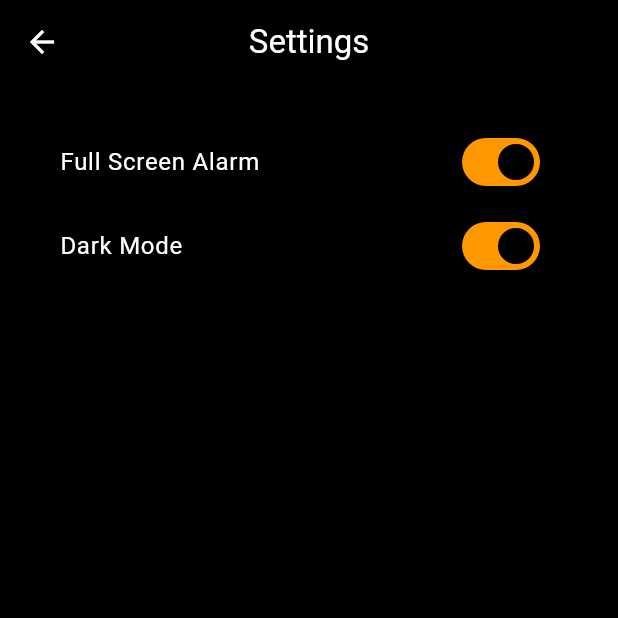
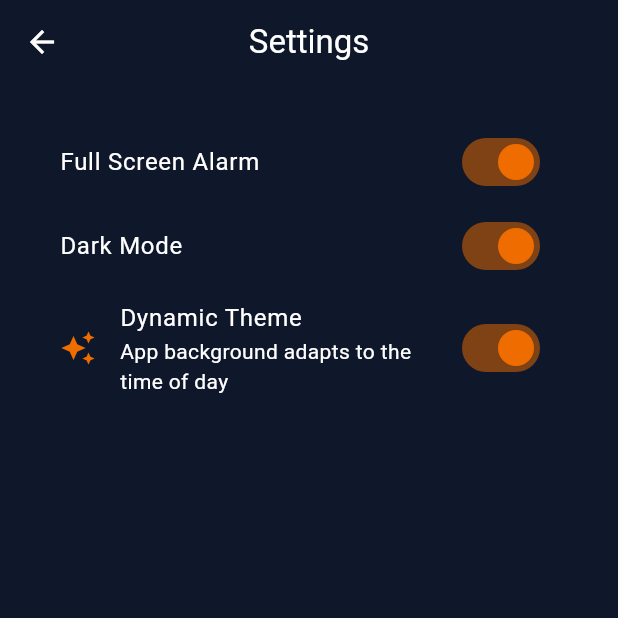
Before and after one commit to Sparsh5126/Reach, a Flutter app: the screen it shows after launch, after a tap on the "settings" icon, on a phone screen of 412 x 824 dp, the top half of it. Run offline on Flutter 3.47's test engine with Material 3 defaults, Android fonts, the phone set to English and light mode, and no system bars; our stand-ins replace audioplayers, flutter_dotenv, flutter_local_notifications, geolocator, permission_handler, shared_preferences and 1 more; missing offline and left inert: android_alarm_manager_plus, device_calendar; statements that could not run were skipped.

Commit message:
Feat: Added Dynamic Theming with Sunrise/Sunset tints and Settings toggle

```diff
--- a/lib/main.dart
+++ b/lib/main.dart
@@ -1,13 +1,17 @@
+import 'package:flutter/foundation.dart';
 import 'package:flutter/material.dart';
 import 'package:shared_preferences/shared_preferences.dart';
 import 'package:flutter_dotenv/flutter_dotenv.dart';
+
 import 'services/notification_service.dart';
 import 'services/calendar_service.dart';
 import 'ui/screens/main_screen.dart';
+import 'ui/styles.dart';
 
-// GLOBAL KEYS
+// GLOBAL KEYS & NOTIFIERS
 final GlobalKey<NavigatorState> navigatorKey = GlobalKey<NavigatorState>();
 final ValueNotifier<ThemeMode> themeNotifier = ValueNotifier(ThemeMode.dark);
+final ValueNotifier<bool> dynamicThemeNotifier = ValueNotifier(true);
 
 void main() async {
   WidgetsFlutterBinding.ensureInitialized();
@@ -23,8 +27,12 @@ void main() async {
 
   // Load User Preference
   final prefs = await SharedPreferences.getInstance();
+
   final isDark = prefs.getBool('is_dark_mode') ?? true;
   themeNotifier.value = isDark ? ThemeMode.dark : ThemeMode.light;
+
+  final isDynamic = prefs.getBool('is_dynamic_theme') ?? true;
+  dynamicThemeNotifier.value = isDynamic;
 
   runApp(const ReachApp());
 }
@@ -34,38 +42,101 @@ class ReachApp extends StatelessWidget {
 
   @override
   Widget build(BuildContext context) {
-    return ValueListenableBuilder<ThemeMode>(
-      valueListenable: themeNotifier,
-      builder: (context, currentMode, _) {
+    return ValueListenableBuilder2<ThemeMode, bool>(
+      first: themeNotifier,
+      second: dynamicThemeNotifier,
+      builder: (context, currentMode, isDynamic, _) {
+
+        // 1. Calculate Colors from Styles
+        final darkBg = isDynamic ? ReachStyles.dynamicDarkBg : Colors.black;
+        final darkCard = isDynamic ? ReachStyles.dynamicDarkCard : const Color(0xFF161616);
+
+        final lightBg = isDynamic ? ReachStyles.dynamicLightBg : ReachStyles.lightBackground;
+        final lightCard = ReachStyles.lightCard;
+        final orange = ReachStyles.primaryOrange;
+
         return MaterialApp(
           navigatorKey: navigatorKey,
           debugShowCheckedModeBanner: false,
           themeMode: currentMode,
-          // Dark Theme
+
+          // DARK THEME
           darkTheme: ThemeData.dark().copyWith(
-            scaffoldBackgroundColor: Colors.black,
-            colorScheme: const ColorScheme.dark(
-              primary: Colors.orange,
-              secondary: Colors.orangeAccent
+            scaffoldBackgroundColor: darkBg,
+            cardColor: darkCard,
+            colorScheme: ColorScheme.dark(
+              primary: orange,
+              secondary: orange,
+              surface: darkCard,
+            ),
+            elevatedButtonTheme: ElevatedButtonThemeData(
+              style: ElevatedButton.styleFrom(
+                backgroundColor: orange,
+                foregroundColor: Colors.white,
+              ),
+            ),
+            textButtonTheme: TextButtonThemeData(
+              style: TextButton.styleFrom(foregroundColor: orange),
             ),
           ),
-          // Light Theme
+
+          // LIGHT THEME
           theme: ThemeData.light().copyWith(
-            scaffoldBackgroundColor: const Color(0xFFF5F5F7),
+            scaffoldBackgroundColor: lightBg,
+            cardColor: ReachStyles.lightCard,
             appBarTheme: const AppBarTheme(
-              backgroundColor: Colors.white,
+              backgroundColor: Colors.transparent,
               foregroundColor: Colors.black,
               elevation: 0
             ),
-            colorScheme: const ColorScheme.light(
-              primary: Colors.orange,
-              secondary: Colors.orangeAccent,
-              surface: Colors.white
+            colorScheme: ColorScheme.light(
+              primary: orange,
+              secondary: orange,
+              surface: ReachStyles.lightCard,
+            ),
+            elevatedButtonTheme: ElevatedButtonThemeData(
+              style: ElevatedButton.styleFrom(
+                backgroundColor: orange,
+                foregroundColor: Colors.white,
+              ),
+            ),
+            textButtonTheme: TextButtonThemeData(
+              style: TextButton.styleFrom(foregroundColor: orange),
             ),
           ),
+
           home: const MainScreen(),
         );
       },
     );
   }
 }
+
+// HELPER: Listens to two values at once
+class ValueListenableBuilder2<A, B> extends StatelessWidget {
+  final ValueListenable<A> first;
+  final ValueListenable<B> second;
+  final Widget Function(BuildContext, A, B, Widget?) builder;
+
+  const ValueListenableBuilder2({
+    super.key,
+    required this.first,
+    required this.second,
+    required this.builder
+  });
+
+  @override
+  Widget build(BuildContext context) {
+    return ValueListenableBuilder<A>(
+      valueListenable: first,
+      builder: (context, a, _) {
+        return ValueListenableBuilder<B>(
+          valueListenable: second,
+          builder: (context, b, _) {
+            return builder(context, a, b, null);
+          },
+        );
+      },
+    );
+  }
+}
--- a/lib/ui/screens/settings_page.dart
+++ b/lib/ui/screens/settings_page.dart
@@ -1,6 +1,7 @@
 import 'package:flutter/material.dart';
 import 'package:shared_preferences/shared_preferences.dart';
-import '../../main.dart';
+import '../../main.dart'; // Access global notifiers
+import '../styles.dart';
 
 class SettingsPage extends StatefulWidget {
   const SettingsPage({super.key});
@@ -33,18 +34,23 @@ class _SettingsPageState extends State<SettingsPage> {
       body: ListView(
         padding: const EdgeInsets.all(24),
         children: [
+          // 1. FULL SCREEN ALARM
           SwitchListTile(
             title: const Text("Full Screen Alarm"),
             value: _fullScreenAlarm,
+            activeColor: ReachStyles.primaryOrange,
             onChanged: (val) async {
               final prefs = await SharedPreferences.getInstance();
               await prefs.setBool('full_screen_alarm', val);
               setState(() => _fullScreenAlarm = val);
             },
           ),
+
+          // 2. DARK MODE
           SwitchListTile(
             title: const Text("Dark Mode"),
             value: _isDarkMode,
+            activeColor: ReachStyles.primaryOrange,
             onChanged: (val) async {
               final prefs = await SharedPreferences.getInstance();
               await prefs.setBool('is_dark_mode', val);
@@ -52,6 +58,25 @@ class _SettingsPageState extends State<SettingsPage> {
               setState(() => _isDarkMode = val);
             },
           ),
+
+          // 3. DYNAMIC THEME (New!)
+          ValueListenableBuilder<bool>(
+            valueListenable: dynamicThemeNotifier,
+            builder: (context, isDynamic, _) {
+              return SwitchListTile(
+                title: const Text("Dynamic Theme"),
+                subtitle: const Text("App background adapts to the time of day"),
+                secondary: Icon(Icons.auto_awesome, color: ReachStyles.primaryOrange),
+                value: isDynamic,
+                activeColor: ReachStyles.primaryOrange,
+                onChanged: (val) async {
+                  final prefs = await SharedPreferences.getInstance();
+                  await prefs.setBool('is_dynamic_theme', val);
+                  dynamicThemeNotifier.value = val;
+                },
+              );
+            },
+          ),
         ],
       ),
     );
--- a/lib/ui/styles.dart
+++ b/lib/ui/styles.dart
@@ -1,27 +1,59 @@
 import 'package:flutter/material.dart';
 
 class ReachStyles {
-  // COLORS
+  // ---------------------------------------------------------------------------
+  // STATIC ACCENTS
+  // ---------------------------------------------------------------------------
   static final Color primaryOrange = Colors.orange[800]!;
   static const Color accentRed = Colors.redAccent;
 
-  // Dark Mode Colors
-  static const Color darkBackground = Colors.black;
-  static const Color darkCardBg = Color(0xFF1C1C1E);
+  // ---------------------------------------------------------------------------
+  // DYNAMIC BACKGROUNDS (DARK)
+  // ---------------------------------------------------------------------------
+  static Color get dynamicDarkBg {
+    final hour = DateTime.now().hour;
+    if (hour >= 5 && hour < 12) return const Color(0xFF0F172A); // Morning: Deep Navy
+    if (hour >= 12 && hour < 18) return const Color(0xFF1C1C1E); // Day: Standard Grey
+    return const Color(0xFF000000); // Night: Pure Black
+  }
+
+  // ---------------------------------------------------------------------------
+  // DYNAMIC CARD COLORS (DARK)
+  // ---------------------------------------------------------------------------
+  static Color get dynamicDarkCard {
+    final hour = DateTime.now().hour;
+    if (hour >= 5 && hour < 12) return const Color(0xFF1E293B); // Morning: Slate Card
+    if (hour >= 12 && hour < 18) return const Color(0xFF2C2C2E); // Day: Standard Grey Card
+    return const Color(0xFF121212); // Night: Darker Card
+  }
+
+  // ---------------------------------------------------------------------------
+  // DYNAMIC BACKGROUNDS (LIGHT)
+  // ---------------------------------------------------------------------------
+  static Color get dynamicLightBg {
+    final hour = DateTime.now().hour;
+    if (hour >= 5 && hour < 10) return const Color(0xFFFFF9E6); // Sunrise: Peach
+    if (hour >= 17 && hour < 20) return const Color(0xFFFFF0ED); // Sunset: Rose
+    return const Color(0xFFF5F5F7); // Standard Day
+  }
+
+  // FIX: FALLBACK STATIC COLORS (Restored)
+  static const Color lightBackground = Color(0xFFF5F5F7);
+  static const Color lightCard = Colors.white;
+
+  // ---------------------------------------------------------------------------
+  // TEXT COLORS
+  // ---------------------------------------------------------------------------
   static const Color darkText = Colors.white;
-  static const Color darkSubText = Colors.grey;
-
-  // Light Mode Colors
-  static const Color lightBackground = Color(0xFFF5F5F7);
-  static const Color lightCardBg = Colors.white;
   static const Color lightText = Colors.black87;
 
-  // LAYOUT
+  // ---------------------------------------------------------------------------
+  // LAYOUT & TYPOGRAPHY
+  // ---------------------------------------------------------------------------
   static BorderRadius cardRadius = BorderRadius.circular(24);
   static BorderRadius buttonRadius = BorderRadius.circular(16);
   static EdgeInsets pagePadding = const EdgeInsets.fromLTRB(24, 40, 24, 0);
 
-  // TEXT STYLES
   static const TextStyle heading = TextStyle(
     fontSize: 32,
     fontWeight: FontWeight.w900
--- a/lib/ui/widgets/commute_card.dart
+++ b/lib/ui/widgets/commute_card.dart
@@ -32,7 +32,7 @@ class CommuteCard extends StatelessWidget {
   @override
   Widget build(BuildContext context) {
     final isDark = Theme.of(context).brightness == Brightness.dark;
-    final bgColor = isDark ? ReachStyles.darkCardBg : ReachStyles.lightCardBg;
+    final bgColor = isDark ? Theme.of(context).cardColor : ReachStyles.lightCard;
     final txtColor = isDark ? ReachStyles.darkText : ReachStyles.lightText;
 
     return GestureDetector(
```
